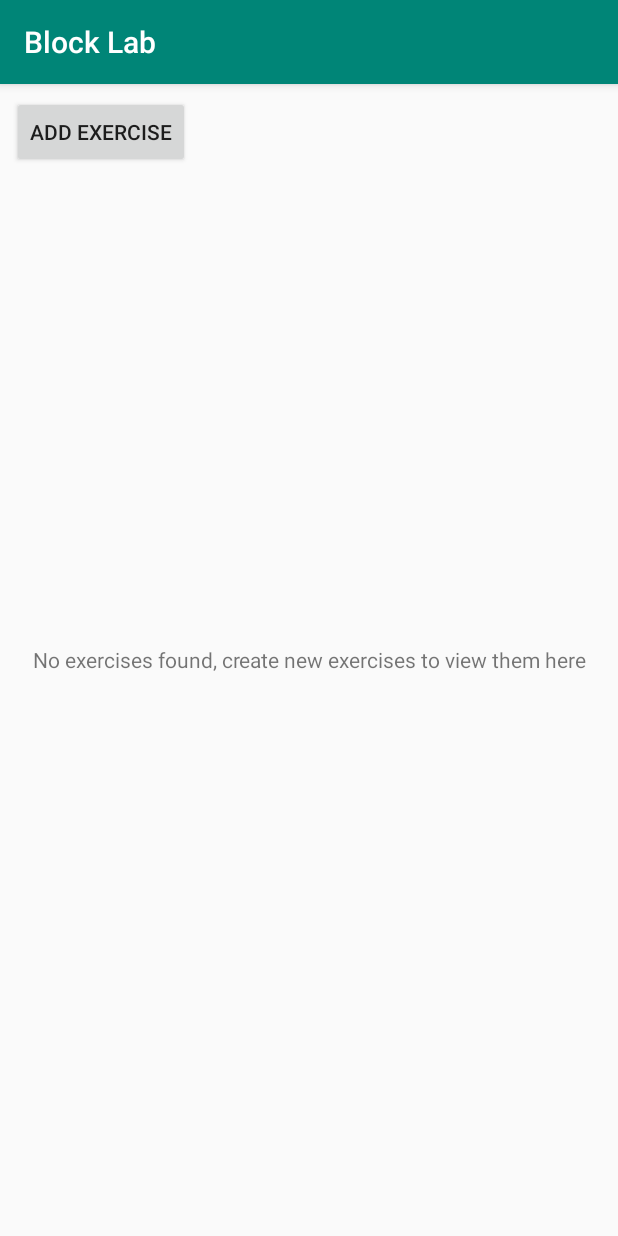
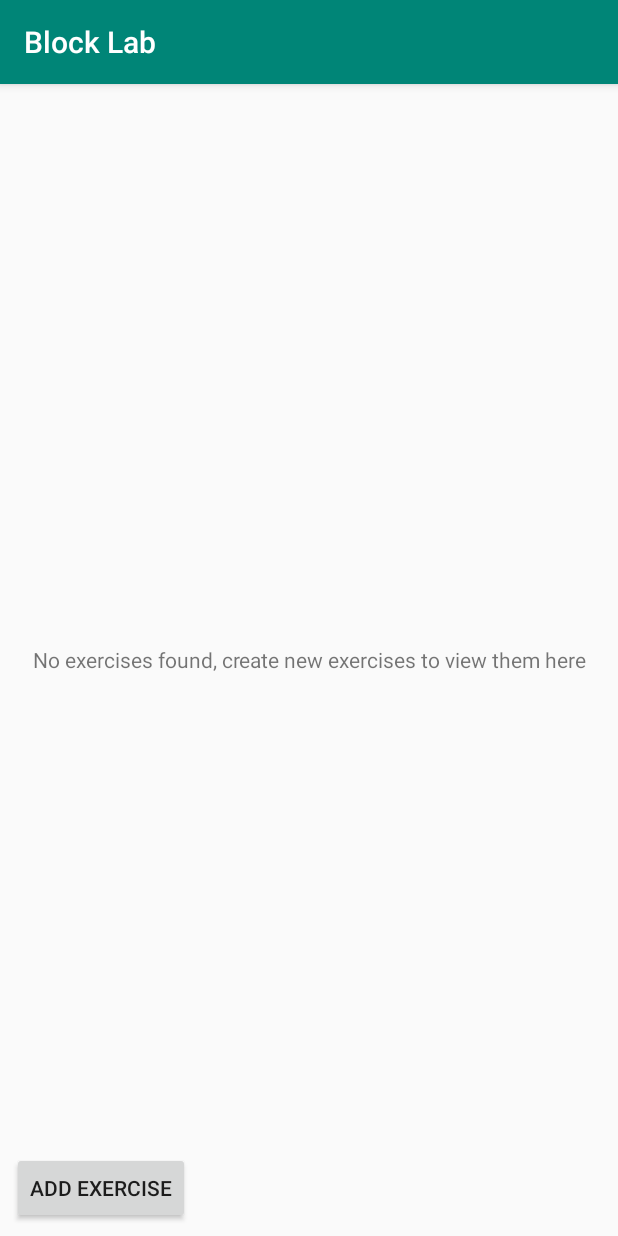
Before and after one commit to blonsky95/DigiCoachAndroid, an Android app: the ExerciseViewer screen opened directly, with no data from a screen before it, on a phone screen of 412 x 824 dp. Run offline under Robolectric (Android 15) with nearby library versions, the phone set to English and light mode, and no system bars; our stand-ins replace Room's generated code, Timber.

Commit message:
- fixed a layout id error - removed a constraint which depended on recyclerview (visibility can vary)

```diff
--- a/app/src/main/java/com/tatoe/mydigicoach/ui/BlockViewer.kt
+++ b/app/src/main/java/com/tatoe/mydigicoach/ui/BlockViewer.kt
@@ -13,7 +13,7 @@ class BlockViewer : AppCompatActivity() {
         setContentView(R.layout.activity_block_viewer)
         title = "Block Viewer"
 
-        button3.setOnClickListener {
+        createBlockBtn.setOnClickListener {
             var intent = Intent(this, ExerciseViewer::class.java)
             startActivity(intent)
         }
--- a/app/src/main/res/layout/activity_block_viewer.xml
+++ b/app/src/main/res/layout/activity_block_viewer.xml
@@ -21,8 +21,7 @@
     <LinearLayout android:layout_width="match_parent" android:layout_height="wrap_content"
                   app:layout_constraintEnd_toEndOf="parent" app:layout_constraintStart_toStartOf="parent"
                   app:layout_constraintBottom_toBottomOf="parent"
-                  android:layout_marginTop="8dp" app:layout_constraintTop_toBottomOf="@+id/blockRecyclerView"
-                  app:layout_constraintVertical_bias="1.0" android:id="@+id/linearLayout"
+                  android:id="@+id/linearLayout"
                   android:layout_marginBottom="8dp">
         <Button
                 android:text="Create block"
--- a/app/src/main/res/layout/activity_exercise_viewer.xml
+++ b/app/src/main/res/layout/activity_exercise_viewer.xml
@@ -28,8 +28,7 @@
     <LinearLayout android:layout_width="match_parent" android:layout_height="wrap_content"
                   app:layout_constraintEnd_toEndOf="parent" app:layout_constraintStart_toStartOf="parent"
                   app:layout_constraintBottom_toBottomOf="parent"
-                  android:layout_marginTop="8dp" app:layout_constraintTop_toBottomOf="@+id/recyclerview"
-                  app:layout_constraintVertical_bias="1.0" android:id="@+id/linearLayout"
+                  android:id="@+id/linearLayout"
                   android:layout_marginBottom="8dp">
         <Button
                 android:text="Add Exercise"
```
